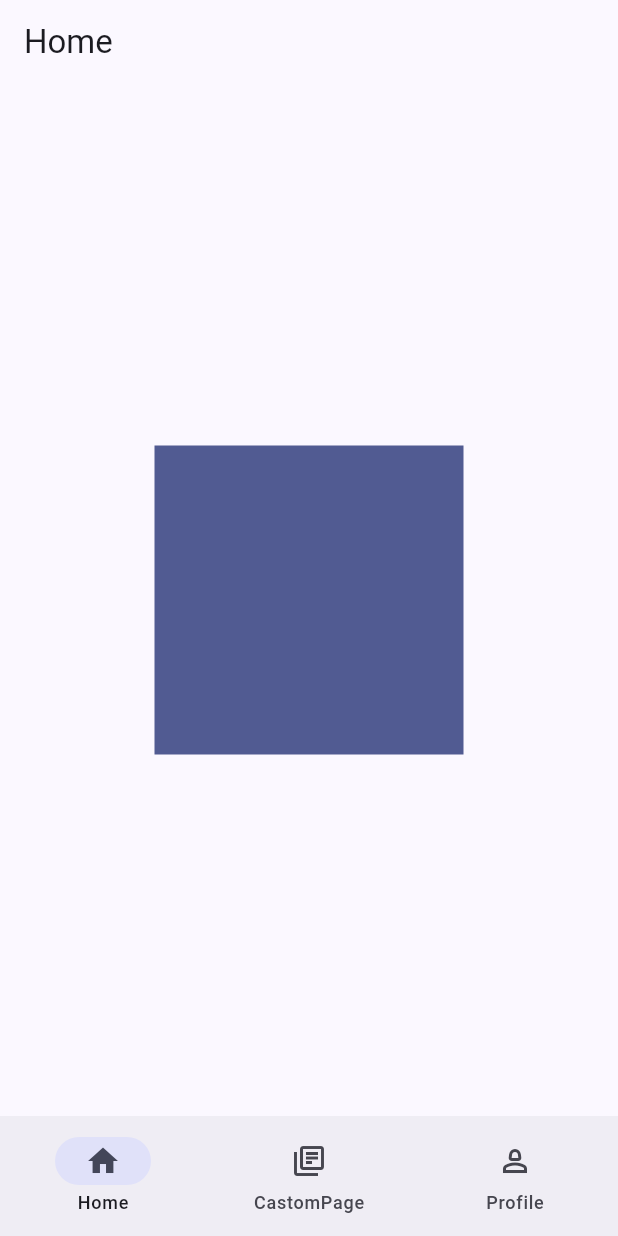
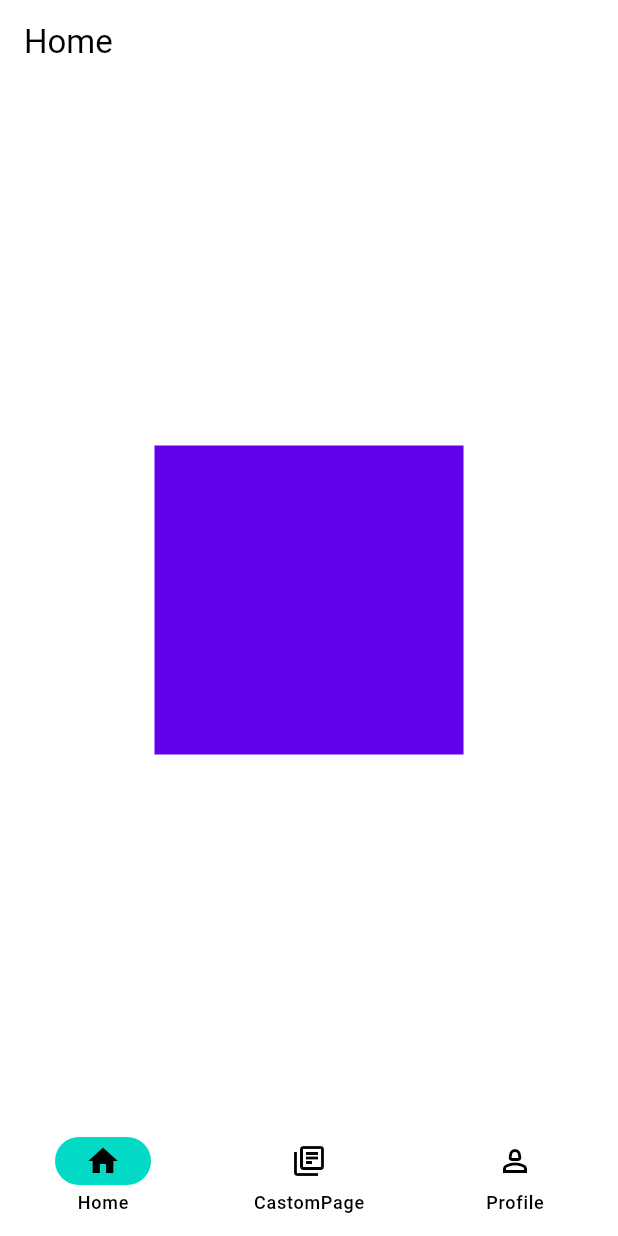
Before and after one commit to azpantic/flutter_mobile_application_template, a Flutter app: the screen it shows after launch, on a phone screen of 412 x 824 dp. Run offline on Flutter 3.47's test engine with Material 2 defaults, Android fonts, the phone set to English and light mode, and no system bars; our stand-ins replace dynamic_color, get, get_storage, go_router; generated files the repository leaves out were written again.

Commit message:
dynamic colors

```diff
--- a/lib/main.dart
+++ b/lib/main.dart
@@ -48,12 +48,17 @@ class MyApp extends GetView<MainController> {
         localizationsDelegates: GlobalMaterialLocalizations.delegates,
 
         theme: ThemeData(
-          colorSchemeSeed: controller.colorSeed(),
+          colorScheme: controller.isStaticColor()
+              ? ColorScheme.fromSeed(seedColor: controller.colorSeed())
+              : controller.lightColorScheme(),
           useMaterial3: true,
         ),
         darkTheme: ThemeData(
-          brightness: Brightness.dark,
-          colorSchemeSeed: controller.colorSeed(),
+          colorScheme: controller.isStaticColor()
+              ? ColorScheme.fromSeed(
+                  seedColor: controller.colorSeed(),
+                  brightness: Brightness.dark)
+              : controller.darkColorScheme(),
           useMaterial3: true,
         ),
 
--- a/lib/widgets/settings_subpage_widgets/seed_color_toogle.dart
+++ b/lib/widgets/settings_subpage_widgets/seed_color_toogle.dart
@@ -120,8 +120,8 @@ class SeedColorToogle extends GetView<MainController> {
                         ),
                         child: AspectRatio(
                           aspectRatio: 1,
-                          child: (staticColorAccent[index] ==
-                                  controller.colorSeed()
+                          child: (staticColorAccent[index].value ==
+                                  controller.colorSeed().value
                               ? const Icon(Icons.check)
                               : null),
                         ),
--- a/pubspec.yaml
+++ b/pubspec.yaml
@@ -43,6 +43,7 @@ dependencies:
   get: ^4.6.5
   flutter_adaptive_scaffold: ^0.1.2
   get_storage: ^2.1.1
+  dynamic_color: ^1.6.3
 
 dev_dependencies:
   flutter_test:
```
Also changed, not shown: lib/controllers/main_controller.dart (+24 -2 lines), pubspec.lock, 5 other files.
